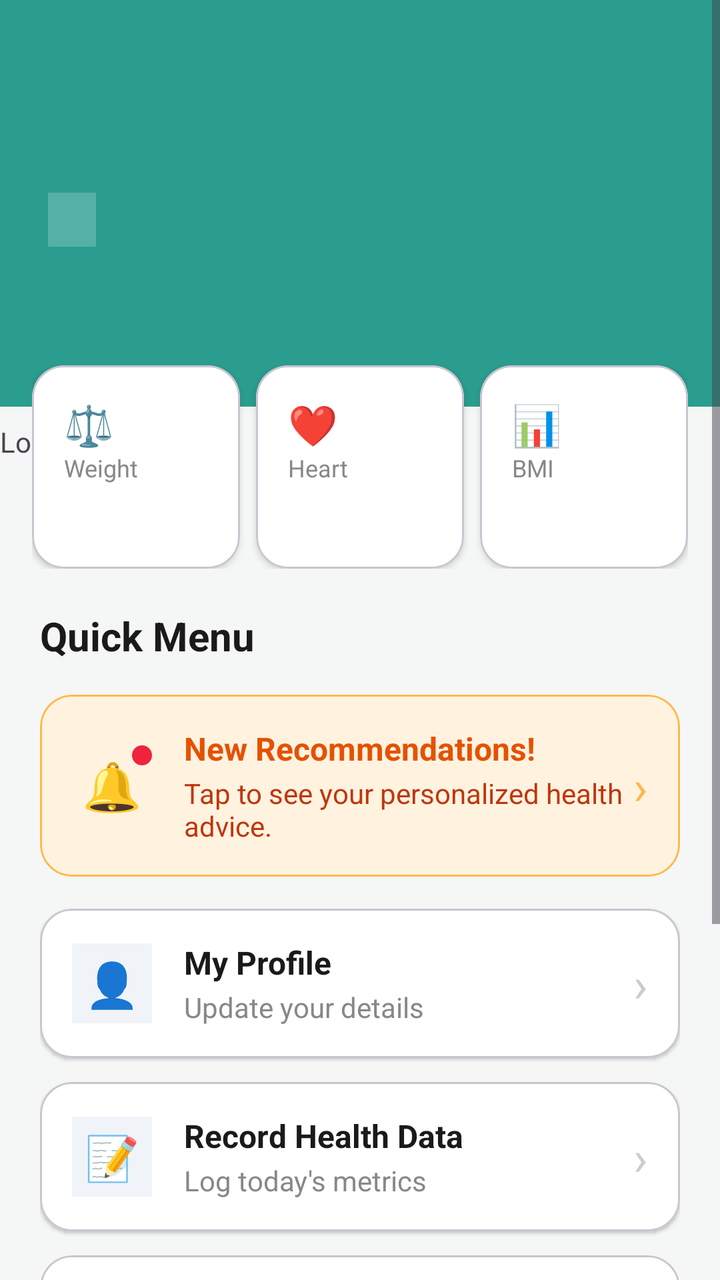
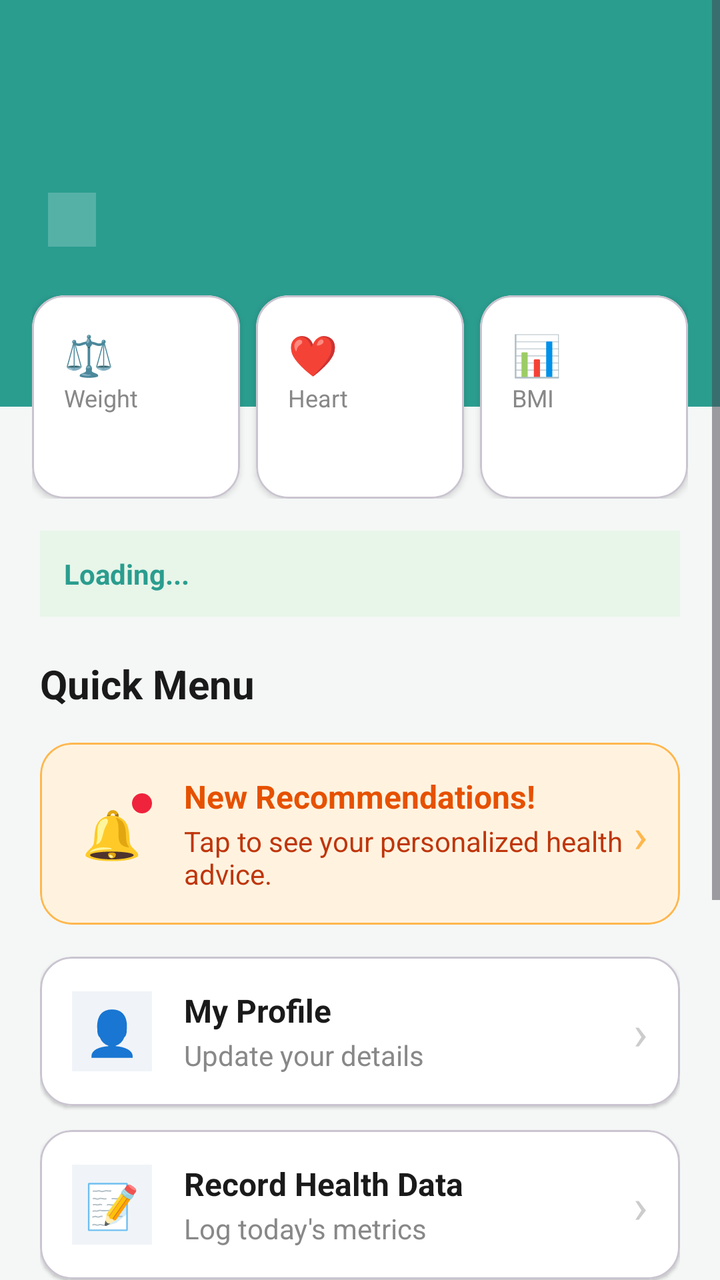

Two renders of the same Android screen: before a commit and after it. Below are the layout's source before the change and the commit's diff.
<!-- AndroidManifest.xml: application theme Theme.HealthierU -->
<!-- res/layout/activity_dashboard.xml -->
<?xml version="1.0" encoding="utf-8"?>
<ScrollView xmlns:android="http://schemas.android.com/apk/res/android"
    xmlns:app="http://schemas.android.com/apk/res-auto"
    android:layout_width="match_parent"
    android:layout_height="match_parent"
    android:background="#F4F7F6"
    android:fillViewport="true">

    <LinearLayout
        android:layout_width="match_parent"
        android:layout_height="wrap_content"
        android:orientation="vertical"
        android:paddingBottom="24dp">

        
        <LinearLayout
            android:layout_width="match_parent"
            android:layout_height="wrap_content"
            android:background="#2A9D8F"
            android:orientation="vertical"
            android:paddingStart="24dp"
            android:paddingTop="48dp"
            android:paddingEnd="24dp"
            android:paddingBottom="80dp">

            <TextView
                android:id="@+id/tvGreeting"
                android:layout_width="wrap_content"
                android:layout_height="wrap_content"
                android:textColor="@android:color/white"
                android:textSize="30sp"
                android:textStyle="bold" />

            <TextView
                android:id="@+id/tvGoal"
                android:layout_width="wrap_content"
                android:layout_height="wrap_content"
                android:layout_marginTop="8dp"
                android:background="#33FFFFFF"
                android:paddingHorizontal="12dp"
                android:paddingVertical="4dp"
                android:textColor="@android:color/white"
                android:textSize="14sp" />
        </LinearLayout>
        <TextView
            android:id="@+id/tvTip"
            android:layout_width="match_parent"
            android:layout_height="wrap_content"
            android:paddingTop="8dp"
            android:paddingBottom="8dp"
            android:text="Loading tip..."
            android:textSize="14sp" />

        
        <LinearLayout
            android:layout_width="match_parent"
            android:layout_height="wrap_content"
            android:layout_marginStart="16dp"
            android:layout_marginTop="-56dp"
            android:layout_marginEnd="16dp"
            android:orientation="horizontal"
            android:elevation="8dp">

            
            <com.google.android.material.card.MaterialCardView
                android:layout_width="0dp"
                android:layout_height="wrap_content"
                android:layout_marginEnd="8dp"
                android:layout_weight="1"
                app:cardBackgroundColor="@android:color/white"
                app:cardCornerRadius="16dp"
                app:cardElevation="2dp">
                <LinearLayout
                    android:layout_width="match_parent"
                    android:layout_height="wrap_content"
                    android:orientation="vertical"
                    android:padding="16dp">
                    <TextView android:layout_width="wrap_content" android:layout_height="wrap_content" android:text="⚖️" android:textSize="20sp" />
                    <TextView android:layout_width="wrap_content" android:layout_height="wrap_content" android:text="Weight" android:textColor="#888888" android:textSize="12sp" />
                    <TextView android:id="@+id/tvWeight" android:layout_width="wrap_content" android:layout_height="wrap_content" android:layout_marginTop="2dp" android:textColor="#1A1A1A" android:textSize="18sp" android:textStyle="bold" />
                </LinearLayout>
            </com.google.android.material.card.MaterialCardView>

            
            <com.google.android.material.card.MaterialCardView
                android:layout_width="0dp"
                android:layout_height="wrap_content"
                android:layout_marginEnd="8dp"
                android:layout_weight="1"
                app:cardBackgroundColor="@android:color/white"
                app:cardCornerRadius="16dp"
                app:cardElevation="2dp">
                <LinearLayout
                    android:layout_width="match_parent"
                    android:layout_height="wrap_content"
                    android:orientation="vertical"
                    android:padding="16dp">
                    <TextView android:layout_width="wrap_content" android:layout_height="wrap_content" android:text="❤️" android:textSize="20sp" />
                    <TextView android:layout_width="wrap_content" android:layout_height="wrap_content" android:text="Heart" android:textColor="#888888" android:textSize="12sp" />
                    <TextView android:id="@+id/tvHeart" android:layout_width="wrap_content" android:layout_height="wrap_content" android:layout_marginTop="2dp" android:textColor="#EF233C" android:textSize="18sp" android:textStyle="bold" />
                </LinearLayout>
            </com.google.android.material.card.MaterialCardView>

            
            <com.google.android.material.card.MaterialCardView
                android:layout_width="0dp"
                android:layout_height="wrap_content"
                android:layout_weight="1"
                app:cardBackgroundColor="@android:color/white"
                app:cardCornerRadius="16dp"
                app:cardElevation="2dp">
                <LinearLayout
                    android:layout_width="match_parent"
                    android:layout_height="wrap_content"
                    android:orientation="vertical"
                    android:padding="16dp">
                    <TextView android:layout_width="wrap_content" android:layout_height="wrap_content" android:text="📊" android:textSize="20sp" />
                    <TextView android:layout_width="wrap_content" android:layout_height="wrap_content" android:text="BMI" android:textColor="#888888" android:textSize="12sp" />
                    <TextView android:id="@+id/tvBmi" android:layout_width="wrap_content" android:layout_height="wrap_content" android:layout_marginTop="2dp" android:textColor="#2A9D8F" android:textSize="18sp" android:textStyle="bold" />
                </LinearLayout>
            </com.google.android.material.card.MaterialCardView>
        </LinearLayout>

        
        <LinearLayout
            android:layout_width="match_parent"
            android:layout_height="wrap_content"
            android:orientation="vertical"
            android:padding="20dp">

            <TextView
                android:layout_width="wrap_content"
                android:layout_height="wrap_content"
                android:layout_marginBottom="16dp"
                android:text="Quick Menu"
                android:textColor="#1A1A1A"
                android:textSize="20sp"
                android:textStyle="bold" />

            
            <com.google.android.material.card.MaterialCardView
                android:id="@+id/cardAdvice"
                android:layout_width="match_parent"
                android:layout_height="wrap_content"
                android:layout_marginBottom="16dp"
                android:clickable="true"
                android:focusable="true"
                app:cardBackgroundColor="#FFF3E0"
                app:cardCornerRadius="16dp"
                app:cardElevation="0dp"
                app:strokeColor="#FFB74D"
                app:strokeWidth="1dp">
                <LinearLayout android:layout_width="match_parent" android:layout_height="wrap_content" android:gravity="center_vertical" android:orientation="horizontal" android:padding="16dp">
                    
                    <FrameLayout
                        android:layout_width="40dp"
                        android:layout_height="40dp">
                        <TextView android:layout_width="match_parent" android:layout_height="match_parent" android:gravity="center" android:text="🔔" android:textSize="24sp" />
                        
                        <View
                            android:layout_width="10dp"
                            android:layout_height="10dp"
                            android:layout_gravity="top|end"
                            android:background="@drawable/bg_notification_dot" />
                    </FrameLayout>

                    <LinearLayout android:layout_width="0dp" android:layout_height="wrap_content" android:layout_marginStart="16dp" android:layout_weight="1" android:orientation="vertical">
                        <TextView android:layout_width="wrap_content" android:layout_height="wrap_content" android:text="New Recommendations!" android:textColor="#E65100" android:textSize="16sp" android:textStyle="bold" />
                        <TextView android:layout_width="wrap_content" android:layout_height="wrap_content" android:layout_marginTop="2dp" android:text="Tap to see your personalized health advice." android:textColor="#BF360C" android:textSize="14sp" />
                    </LinearLayout>
                    <TextView android:layout_width="wrap_content" android:layout_height="wrap_content" android:text="›" android:textColor="#FFB74D" android:textSize="24sp" />
                </LinearLayout>
            </com.google.android.material.card.MaterialCardView>

            
            <com.google.android.material.card.MaterialCardView
                android:id="@+id/cardProfile"
                android:layout_width="match_parent"
                android:layout_height="wrap_content"
                android:layout_marginBottom="12dp"
                android:clickable="true"
                android:focusable="true"
                app:cardBackgroundColor="@android:color/white"
                app:cardCornerRadius="16dp"
                app:cardElevation="1dp">
                <LinearLayout android:layout_width="match_parent" android:layout_height="wrap_content" android:gravity="center_vertical" android:orientation="horizontal" android:padding="16dp">
                    <TextView android:layout_width="40dp" android:layout_height="40dp" android:gravity="center" android:text="👤" android:textSize="22sp" android:background="#F0F4F8" />
                    <LinearLayout android:layout_width="0dp" android:layout_height="wrap_content" android:layout_marginStart="16dp" android:layout_weight="1" android:orientation="vertical">
                        <TextView android:layout_width="wrap_content" android:layout_height="wrap_content" android:text="My Profile" android:textColor="#1A1A1A" android:textSize="16sp" android:textStyle="bold" />
                        <TextView android:layout_width="wrap_content" android:layout_height="wrap_content" android:layout_marginTop="2dp" android:text="Update your details" android:textColor="#888888" android:textSize="14sp" />
                    </LinearLayout>
                    <TextView android:layout_width="wrap_content" android:layout_height="wrap_content" android:text="›" android:textColor="#CCCCCC" android:textSize="24sp" />
                </LinearLayout>
            </com.google.android.material.card.MaterialCardView>

            
            <com.google.android.material.card.MaterialCardView
                android:id="@+id/cardRecord"
                android:layout_width="match_parent"
                android:layout_height="wrap_content"
                android:layout_marginBottom="12dp"
                android:clickable="true"
                android:focusable="true"
                app:cardBackgroundColor="@android:color/white"
                app:cardCornerRadius="16dp"
                app:cardElevation="1dp">
                <LinearLayout android:layout_width="match_parent" android:layout_height="wrap_content" android:gravity="center_vertical" android:orientation="horizontal" android:padding="16dp">
                    <TextView android:layout_width="40dp" android:layout_height="40dp" android:gravity="center" android:text="📝" android:textSize="22sp" android:background="#F0F4F8" />
                    <LinearLayout android:layout_width="0dp" android:layout_height="wrap_content" android:layout_marginStart="16dp" android:layout_weight="1" android:orientation="vertical">
                        <TextView android:layout_width="wrap_content" android:layout_height="wrap_content" android:text="Record Health Data" android:textColor="#1A1A1A" android:textSize="16sp" android:textStyle="bold" />
                        <TextView android:layout_width="wrap_content" android:layout_height="wrap_content" android:layout_marginTop="2dp" android:text="Log today's metrics" android:textColor="#888888" android:textSize="14sp" />
                    </LinearLayout>
                    <TextView android:layout_width="wrap_content" android:layout_height="wrap_content" android:text="›" android:textColor="#CCCCCC" android:textSize="24sp" />
                </LinearLayout>
            </com.google.android.material.card.MaterialCardView>

            
            <com.google.android.material.card.MaterialCardView
                android:id="@+id/cardReport"
                android:layout_width="match_parent"
                android:layout_height="wrap_content"
                android:layout_marginBottom="12dp"
                android:clickable="true"
                android:focusable="true"
                app:cardBackgroundColor="@android:color/white"
                app:cardCornerRadius="16dp"
                app:cardElevation="1dp">
                <LinearLayout android:layout_width="match_parent" android:layout_height="wrap_content" android:gravity="center_vertical" android:orientation="horizontal" android:padding="16dp">
                    <TextView android:layout_width="40dp" android:layout_height="40dp" android:gravity="center" android:text="📊" android:textSize="22sp" android:background="#F0F4F8" />
                    <LinearLayout android:layout_width="0dp" android:layout_height="wrap_content" android:layout_marginStart="16dp" android:layout_weight="1" android:orientation="vertical">
                        <TextView android:layout_width="wrap_content" android:layout_height="wrap_content" android:text="Health Report" android:textColor="#1A1A1A" android:textSize="16sp" android:textStyle="bold" />
                        <TextView android:layout_width="wrap_content" android:layout_height="wrap_content" android:layout_marginTop="2dp" android:text="View your summary" android:textColor="#888888" android:textSize="14sp" />
                    </LinearLayout>
                    <TextView android:layout_width="wrap_content" android:layout_height="wrap_content" android:text="›" android:textColor="#CCCCCC" android:textSize="24sp" />
                </LinearLayout>
            </com.google.android.material.card.MaterialCardView>

            
            <LinearLayout
                android:id="@+id/expandedMenuContainer"
                android:layout_width="match_parent"
                android:layout_height="wrap_content"
                android:orientation="vertical"
                android:visibility="gone">

                
                <com.google.android.material.card.MaterialCardView
                    android:id="@+id/cardProgress"
                    android:layout_width="match_parent"
                    android:layout_height="wrap_content"
                    android:layout_marginBottom="12dp"
                    android:clickable="true"
                    android:focusable="true"
                    app:cardBackgroundColor="@android:color/white"
                    app:cardCornerRadius="16dp"
                    app:cardElevation="1dp">
                    <LinearLayout android:layout_width="match_parent" android:layout_height="wrap_content" android:gravity="center_vertical" android:orientation="horizontal" android:padding="16dp">
                        <TextView android:layout_width="40dp" android:layout_height="40dp" android:gravity="center" android:text="📈" android:textSize="22sp" android:background="#F0F4F8" />
                        <LinearLayout android:layout_width="0dp" android:layout_height="wrap_content" android:layout_marginStart="16dp" android:layout_weight="1" android:orientation="vertical">
                            <TextView android:layout_width="wrap_content" android:layout_height="wrap_content" android:text="My Progress" android:textColor="#1A1A1A" android:textSize="16sp" android:textStyle="bold" />
                            <TextView android:layout_width="wrap_content" android:layout_height="wrap_content" android:layout_marginTop="2dp" android:text="View charts and trends" android:textColor="#888888" android:textSize="14sp" />
                        </LinearLayout>
                        <TextView android:layout_width="wrap_content" android:layout_height="wrap_content" android:text="›" android:textColor="#CCCCCC" android:textSize="24sp" />
                    </LinearLayout>
                </com.google.android.material.card.MaterialCardView>

                
                <com.google.android.material.card.MaterialCardView
                    android:id="@+id/cardHistory"
                    android:layout_width="match_parent"
                    android:layout_height="wrap_content"
                    android:layout_marginBottom="12dp"
                    android:clickable="true"
                    android:focusable="true"
                    app:cardBackgroundColor="@android:color/white"
                    app:cardCornerRadius="16dp"
                    app:cardElevation="1dp">
                    <LinearLayout android:layout_width="match_parent" android:layout_height="wrap_content" android:gravity="center_vertical" android:orientation="horizontal" android:padding="16dp">
                        <TextView android:layout_width="40dp" android:layout_height="40dp" android:gravity="center" android:text="🕰️" android:textSize="22sp" android:background="#F0F4F8" />
                        <LinearLayout android:layout_width="0dp" android:layout_height="wrap_content" android:layout_marginStart="16dp" android:layout_weight="1" android:orientation="vertical">
                            <TextView android:layout_width="wrap_content" android:layout_height="wrap_content" android:text="My History" android:textColor="#1A1A1A" android:textSize="16sp" android:textStyle="bold" />
                            <TextView android:layout_width="wrap_content" android:layout_height="wrap_content" android:layout_marginTop="2dp" android:text="Review past entries" android:textColor="#888888" android:textSize="14sp" />
                        </LinearLayout>
                        <TextView android:layout_width="wrap_content" android:layout_height="wrap_content" android:text="›" android:textColor="#CCCCCC" android:textSize="24sp" />
                    </LinearLayout>
                </com.google.android.material.card.MaterialCardView>
            </LinearLayout>

            
            <com.google.android.material.button.MaterialButton
                android:id="@+id/btnToggleMenu"
                style="@style/Widget.Material3.Button.TextButton"
                android:layout_width="match_parent"
                android:layout_height="wrap_content"
                android:layout_marginTop="8dp"
                android:text="View Progress &amp; History"
                android:textColor="#2A9D8F" />

            
            <com.google.android.material.button.MaterialButton
                android:id="@+id/btnLogout"
                style="@style/Widget.Material3.Button.OutlinedButton"
                android:layout_width="match_parent"
                android:layout_height="56dp"
                android:layout_marginTop="16dp"
                android:text="Sign out"
                android:textColor="#EF233C"
                app:cornerRadius="12dp"
                app:strokeColor="#EF233C" />

        </LinearLayout>
    </LinearLayout>
</ScrollView>
<!-- resources referenced by this layout -->
<resources>
  <!-- drawable bg_notification_dot (drawable) -->
  <?xml version="1.0" encoding="utf-8"?>
  <shape xmlns:android="http://schemas.android.com/apk/res/android"
      android:shape="oval">
      <solid android:color="#EF233C" />
  </shape>
  <style name="Theme.HealthierU" parent="Base.Theme.HealthierU" />
  <style name="Base.Theme.HealthierU" parent="Theme.Material3.Light">
          <item name="colorPrimary">@color/primary</item>
          <item name="colorOnPrimary">@color/white</item>
          <item name="colorSecondary">@color/navy</item>
          <item name="android:windowBackground">@color/background</item>
          <item name="android:statusBarColor">@color/primary_dark</item>
      </style>
  <color name="primary">#1B7F6B</color>
  <color name="white">#FFFFFFFF</color>
  <color name="navy">#22334A</color>
  <color name="background">#F6FAF8</color>
  <color name="primary_dark">#14594B</color>
</resources>

<!-- the commit's change to res/layout/activity_dashboard.xml (unified diff, before → after) -->
@@ -42,14 +42,6 @@
                 android:textColor="@android:color/white"
                 android:textSize="14sp" />
         </LinearLayout>
-        <TextView
-            android:id="@+id/tvTip"
-            android:layout_width="match_parent"
-            android:layout_height="wrap_content"
-            android:paddingTop="8dp"
-            android:paddingBottom="8dp"
-            android:text="Loading tip..."
-            android:textSize="14sp" />
 
         
         <LinearLayout
@@ -122,6 +114,20 @@
         </LinearLayout>
 
         
+        <TextView
+            android:id="@+id/tvTip"
+            android:layout_width="match_parent"
+            android:layout_height="wrap_content"
+            android:layout_marginHorizontal="20dp"
+            android:layout_marginTop="16dp"
+            android:background="#E8F5E9"
+            android:padding="12dp"
+            android:text="Loading..."
+            android:textColor="#2A9D8F"
+            android:textSize="14sp"
+            android:textStyle="bold" />
+
+        
         <LinearLayout
             android:layout_width="match_parent"
             android:layout_height="wrap_content"
@@ -151,12 +157,10 @@
                 app:strokeColor="#FFB74D"
                 app:strokeWidth="1dp">
                 <LinearLayout android:layout_width="match_parent" android:layout_height="wrap_content" android:gravity="center_vertical" android:orientation="horizontal" android:padding="16dp">
-                    
                     <FrameLayout
                         android:layout_width="40dp"
                         android:layout_height="40dp">
                         <TextView android:layout_width="match_parent" android:layout_height="match_parent" android:gravity="center" android:text="🔔" android:textSize="24sp" />
-                        
                         <View
                             android:layout_width="10dp"
                             android:layout_height="10dp"
@@ -243,7 +247,6 @@
                 android:orientation="vertical"
                 android:visibility="gone">
 
-                
                 <com.google.android.material.card.MaterialCardView
                     android:id="@+id/cardProgress"
                     android:layout_width="match_parent"
@@ -264,7 +267,6 @@
                     </LinearLayout>
                 </com.google.android.material.card.MaterialCardView>
 
-                
                 <com.google.android.material.card.MaterialCardView
                     android:id="@+id/cardHistory"
                     android:layout_width="match_parent"
@@ -293,7 +295,7 @@
                 android:layout_width="match_parent"
                 android:layout_height="wrap_content"
                 android:layout_marginTop="8dp"
-                android:text="View Progress &amp; History"
+                android:text="@string/view_progress_history"
                 android:textColor="#2A9D8F" />
 
             
@@ -303,7 +305,7 @@
                 android:layout_width="match_parent"
                 android:layout_height="56dp"
                 android:layout_marginTop="16dp"
-                android:text="Sign out"
+                android:text="@string/btn_sign_out"
                 android:textColor="#EF233C"
                 app:cornerRadius="12dp"
                 app:strokeColor="#EF233C" />
<!-- resource entries referenced after the edit -->
@@ -6,6 +6,8 @@
       android:shape="oval">
       <solid android:color="#EF233C" />
   </shape>
+  <string name="btn_sign_out">Sign out</string>
+  <string name="view_progress_history">View Progress &amp; History</string>
   <style name="Theme.HealthierU" parent="Base.Theme.HealthierU" />
   <style name="Base.Theme.HealthierU" parent="Theme.Material3.Light">
           <item name="colorPrimary">@color/primary</item>
